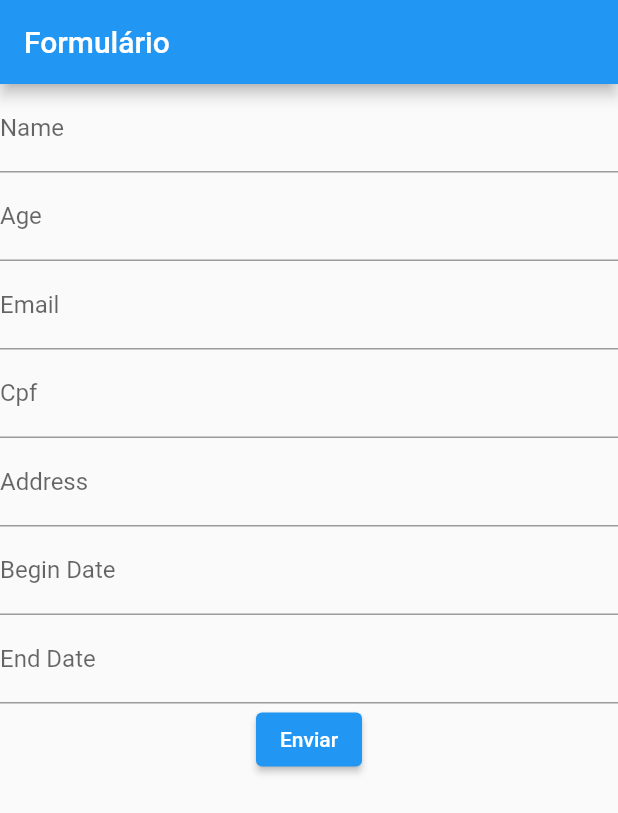
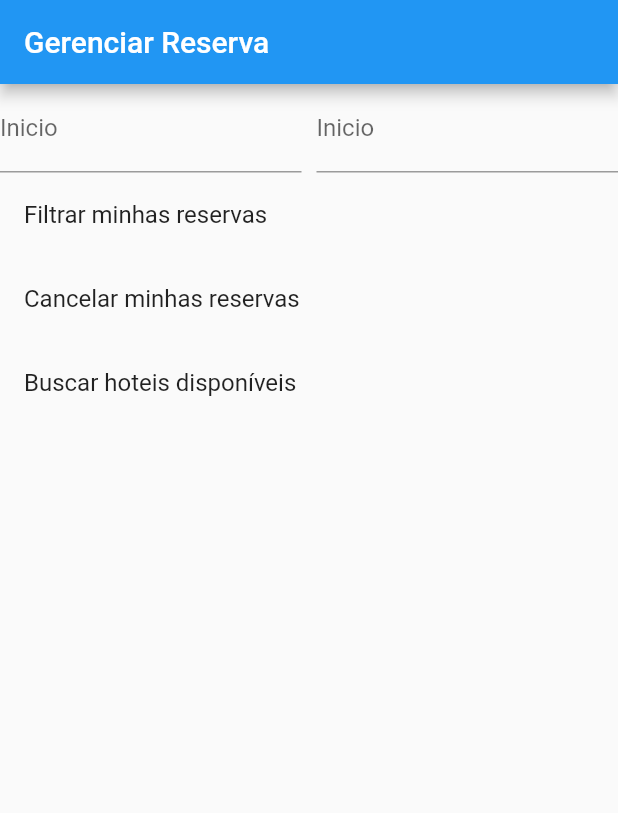
Before and after one commit to thiagobrunoms/flutter_code_smells, a Flutter app: the screen it shows after launch, on a phone screen of 412 x 824 dp. Shown: the top 813 px of the screen. Run offline on Flutter 3.47's test engine with Material 2 defaults, Android fonts, the phone set to English and light mode, and no system bars; our stand-ins replace dartz, equatable.

Commit message:
Prepare data clumps code smells

```diff
--- /dev/null
+++ b/lib/bloaters/data_clumps/reservation_page.dart
@@ -0,0 +1,74 @@
+import 'package:flutter/material.dart';
+
+class ReservationPage extends StatelessWidget {
+  const ReservationPage({Key? key}) : super(key: key);
+
+  @override
+  Widget build(BuildContext context) {
+    return Scaffold(
+      appBar: AppBar(
+        title: const Text('Gerenciar Reserva'),
+      ),
+      body: SingleChildScrollView(
+        child: Column(
+          children: [
+            Row(
+              mainAxisAlignment: MainAxisAlignment.spaceBetween,
+              children: [
+                Flexible(
+                  child: _buildDateTimeField(
+                      'Inicio', TextEditingController(), context),
+                ),
+                SizedBox(
+                  width: 10,
+                ),
+                Flexible(
+                  child: _buildDateTimeField(
+                      'Inicio', TextEditingController(), context),
+                ),
+              ],
+            ),
+            InkWell(
+              child: const ListTile(
+                title: Text('Filtrar minhas reservas'),
+              ),
+              onTap: () {},
+            ),
+            InkWell(
+              child: const ListTile(
+                title: Text('Cancelar minhas reservas'),
+              ),
+              onTap: () {},
+            ),
+            InkWell(
+              child: const ListTile(
+                title: Text('Buscar hoteis disponíveis'),
+              ),
+              onTap: () {},
+            ),
+          ],
+        ),
+      ),
+    );
+  }
+
+  Widget _buildDateTimeField(
+      String label, TextEditingController controller, BuildContext context) {
+    return TextField(
+      decoration: InputDecoration(labelText: label),
+      controller: controller,
+      keyboardType: TextInputType.datetime,
+      onTap: () async {
+        DateTime? selected = await showDatePicker(
+          context: context,
+          initialDate: DateTime.now(),
+          firstDate: DateTime.now(),
+          lastDate: DateTime.now(),
+        );
+
+        controller.text = selected!.toIso8601String();
+      },
+      onChanged: (content) {},
+    );
+  }
+}
--- a/lib/main.dart
+++ b/lib/main.dart
@@ -1,4 +1,5 @@
 import 'package:flutter/material.dart';
+import 'package:flutter_code_smells/bloaters/data_clumps/reservation_page.dart';
 import 'package:flutter_code_smells/bloaters/long_methods_and_large_classes/bad_smell_long_method.dart';
 import 'package:flutter_code_smells/bloaters/long_methods_and_large_classes/fixed_long_method_2/fixed_long_method_2.dart';
 import 'package:flutter_code_smells/bloaters/long_parameter_list/form_page.dart';
@@ -30,6 +31,6 @@ class MyApp extends StatelessWidget {
           primarySwatch: Colors.blue,
         ),
         home:
-            FormPage()); // const FixedLongMethod2()); //const FixedLongMethod2()); // const FixedLongMethod1()); //const BadSmellLongMethod());
+            const ReservationPage()); //FormPage()); // const FixedLongMethod2()); //const FixedLongMethod2()); // const FixedLongMethod1()); //const BadSmellLongMethod());
   }
 }
```
Also changed, not shown: lib/bloaters/data_clumps/service.dart (added, +13 -0 lines).
